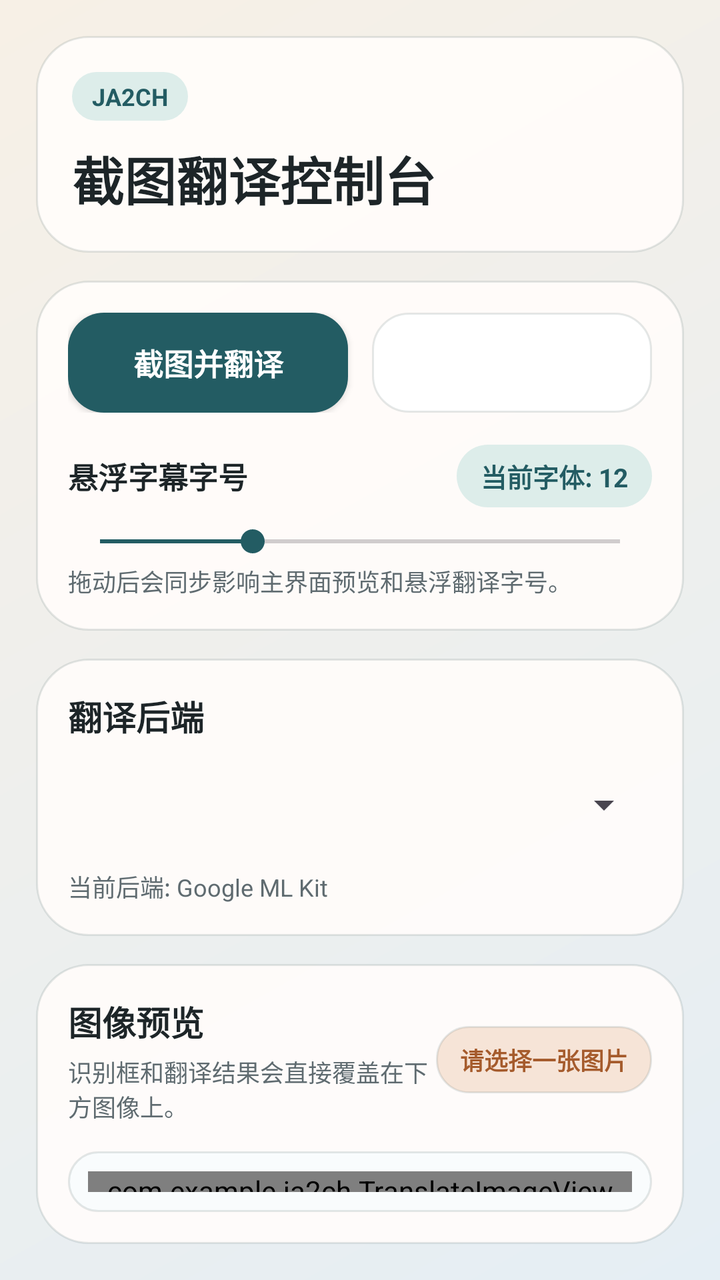
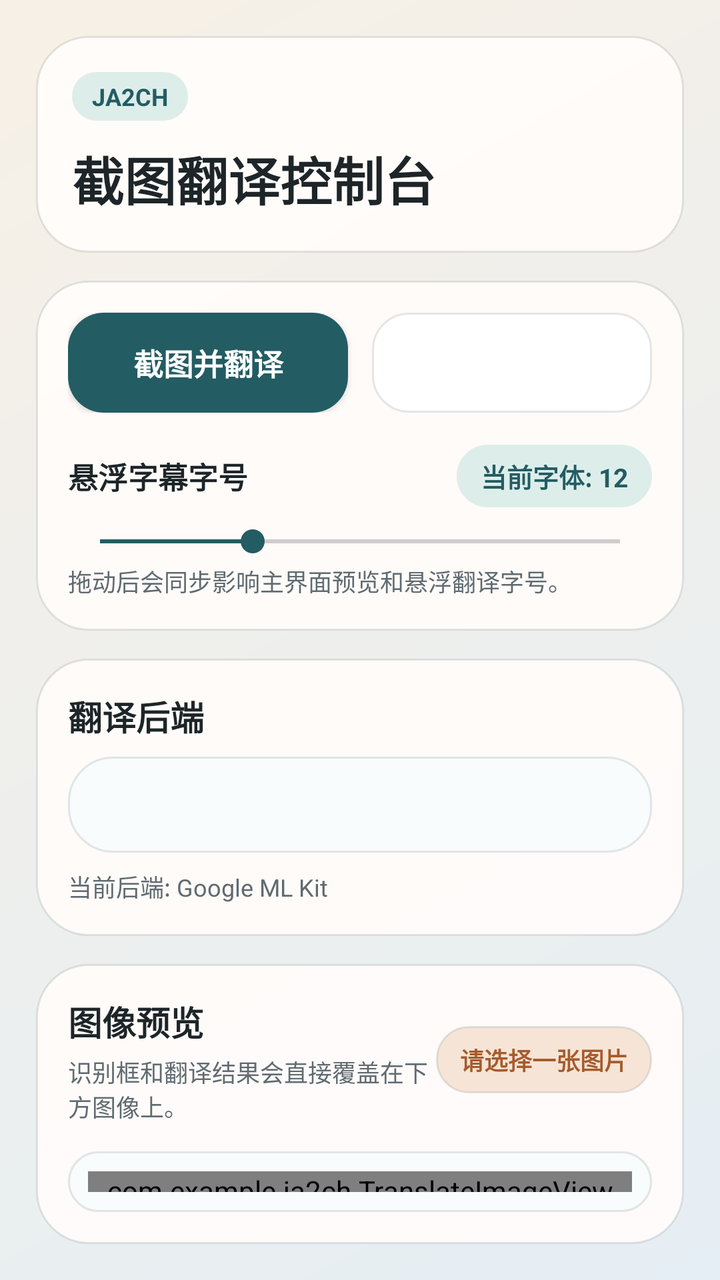

Screens rendered from an Android XML layout before and after an edit, with the pre-edit source and the edit as a unified diff.
<!-- AndroidManifest.xml: application theme Theme.JA2CH -->
<!-- res/layout/activity_main.xml -->
<?xml version="1.0" encoding="utf-8"?>
<LinearLayout xmlns:android="http://schemas.android.com/apk/res/android"
    android:id="@+id/rootLayout"
    android:layout_width="match_parent"
    android:layout_height="match_parent"
    android:background="@drawable/bg_activity_main"
    android:fitsSystemWindows="true"
    android:orientation="vertical"
    android:paddingStart="18dp"
    android:paddingTop="18dp"
    android:paddingEnd="18dp"
    android:paddingBottom="18dp">

    <LinearLayout
        android:id="@+id/topBar"
        android:layout_width="match_parent"
        android:layout_height="wrap_content"
        android:background="@drawable/bg_panel_card"
        android:elevation="2dp"
        android:orientation="vertical"
        android:padding="18dp">

        <TextView
            android:layout_width="wrap_content"
            android:layout_height="wrap_content"
            android:background="@drawable/bg_inline_chip"
            android:paddingStart="10dp"
            android:paddingTop="4dp"
            android:paddingEnd="10dp"
            android:paddingBottom="4dp"
            android:text="JA2CH"
            android:textColor="@color/brand_primary"
            android:textSize="12sp"
            android:textStyle="bold" />

        <TextView
            android:layout_width="match_parent"
            android:layout_height="wrap_content"
            android:layout_marginTop="10dp"
            android:text="截图翻译控制台"
            android:textColor="@color/ink_strong"
            android:textSize="26sp"
            android:textStyle="bold" />









    </LinearLayout>

    <LinearLayout
        android:layout_width="match_parent"
        android:layout_height="wrap_content"
        android:layout_marginTop="14dp"
        android:background="@drawable/bg_panel_card"
        android:elevation="2dp"
        android:orientation="vertical"
        android:padding="16dp">

        <LinearLayout
            android:layout_width="match_parent"
            android:layout_height="wrap_content"
            android:orientation="horizontal">

            <Button
                android:id="@+id/button"
                android:layout_width="0dp"
                android:layout_height="50dp"
                android:layout_weight="1"
                android:background="@drawable/bg_button_primary"
                android:text="截图并翻译"
                android:textAllCaps="false"
                android:textColor="@color/white"
                android:textSize="15sp"
                android:textStyle="bold" />

            <Space
                android:layout_width="12dp"
                android:layout_height="1dp" />

            <Button
                android:id="@+id/button2"
                android:layout_width="0dp"
                android:layout_height="50dp"
                android:layout_weight="1"
                android:background="@drawable/bg_button_secondary"
                android:backgroundTint="@null"
                android:text="开启悬浮窗"
                android:textAllCaps="false"
                android:textColor="@color/white"
                android:textSize="15sp"
                android:textStyle="bold" />

        </LinearLayout>

        <LinearLayout
            android:layout_width="match_parent"
            android:layout_height="wrap_content"
            android:layout_marginTop="16dp"
            android:gravity="center_vertical"
            android:orientation="horizontal">

            <TextView
                android:layout_width="0dp"
                android:layout_height="wrap_content"
                android:layout_weight="1"
                android:text="悬浮字幕字号"
                android:textColor="@color/ink_strong"
                android:textSize="15sp"
                android:textStyle="bold" />

            <TextView
                android:id="@+id/textView2"
                android:layout_width="wrap_content"
                android:layout_height="wrap_content"
                android:background="@drawable/bg_inline_chip"
                android:paddingStart="12dp"
                android:paddingTop="6dp"
                android:paddingEnd="12dp"
                android:paddingBottom="6dp"
                android:text="当前字体: 12"
                android:textColor="@color/brand_primary"
                android:textSize="13sp"
                android:textStyle="bold" />
        </LinearLayout>

        <SeekBar
            android:id="@+id/seekBar"
            android:layout_width="match_parent"
            android:layout_height="wrap_content"
            android:layout_marginTop="8dp"
            android:max="40"
            android:min="6"
            android:progress="16"
            android:progressTint="@color/brand_primary"
            android:thumbTint="@color/brand_primary" />

        <TextView
            android:layout_width="match_parent"
            android:layout_height="wrap_content"
            android:layout_marginTop="2dp"
            android:text="拖动后会同步影响主界面预览和悬浮翻译字号。"
            android:textColor="@color/ink_muted"
            android:textSize="12sp" />
    </LinearLayout>

    <LinearLayout
        android:layout_width="match_parent"
        android:layout_height="wrap_content"
        android:layout_marginTop="14dp"
        android:background="@drawable/bg_panel_card"
        android:elevation="2dp"
        android:orientation="vertical"
        android:padding="16dp">

        <TextView
            android:layout_width="match_parent"
            android:layout_height="wrap_content"
            android:text="翻译后端"
            android:textColor="@color/ink_strong"
            android:textSize="17sp"
            android:textStyle="bold" />

        <Spinner
            android:id="@+id/spinner"
            android:layout_width="match_parent"
            android:layout_height="48dp"
            android:layout_marginTop="8dp" />

        <TextView
            android:id="@+id/textView3"
            android:layout_width="match_parent"
            android:layout_height="wrap_content"
            android:layout_marginTop="8dp"
            android:text="当前后端: Google ML Kit"
            android:textColor="@color/ink_muted"
            android:textSize="12sp" />
    </LinearLayout>

    <LinearLayout
        android:layout_width="match_parent"
        android:layout_height="0dp"
        android:layout_marginTop="14dp"
        android:layout_weight="1"
        android:background="@drawable/bg_panel_card"
        android:elevation="2dp"
        android:orientation="vertical"
        android:padding="16dp">

        <LinearLayout
            android:layout_width="match_parent"
            android:layout_height="wrap_content"
            android:gravity="center_vertical"
            android:orientation="horizontal">

            <LinearLayout
                android:layout_width="0dp"
                android:layout_height="wrap_content"
                android:layout_weight="1"
                android:orientation="vertical">

                <TextView
                    android:layout_width="wrap_content"
                    android:layout_height="wrap_content"
                    android:text="图像预览"
                    android:textColor="@color/ink_strong"
                    android:textSize="17sp"
                    android:textStyle="bold" />

                <TextView
                    android:layout_width="wrap_content"
                    android:layout_height="wrap_content"
                    android:layout_marginTop="4dp"
                    android:text="识别框和翻译结果会直接覆盖在下方图像上。"
                    android:textColor="@color/ink_muted"
                    android:textSize="12sp" />
            </LinearLayout>

            <TextView
                android:id="@+id/textView"
                android:layout_width="wrap_content"
                android:layout_height="wrap_content"
                android:background="@drawable/bg_status_badge"
                android:paddingStart="12dp"
                android:paddingTop="8dp"
                android:paddingEnd="12dp"
                android:paddingBottom="8dp"
                android:text="请选择一张图片"
                android:textColor="@color/brand_secondary"
                android:textSize="12sp"
                android:textStyle="bold" />
        </LinearLayout>

        <FrameLayout
            android:layout_width="match_parent"
            android:layout_height="0dp"
            android:layout_marginTop="14dp"
            android:layout_weight="1"
            android:background="@drawable/bg_preview_frame"
            android:padding="10dp">

            <com.example.ja2ch.TranslateImageView
                android:id="@+id/img_view"
                android:layout_width="match_parent"
                android:layout_height="match_parent" />
        </FrameLayout>
    </LinearLayout>

</LinearLayout>
<!-- resources referenced by this layout -->
<resources>
  <color name="brand_primary">#235C63</color>
  <color name="brand_secondary">#A55B2C</color>
  <color name="ink_muted">#5F6B70</color>
  <color name="ink_strong">#1D2528</color>
  <color name="white">#FFFFFFFF</color>
  <!-- drawable bg_activity_main (drawable) -->
  <?xml version="1.0" encoding="utf-8"?>
  <shape xmlns:android="http://schemas.android.com/apk/res/android"
      android:shape="rectangle">
      <gradient
          android:angle="315"
          android:endColor="@color/canvas_cool"
          android:startColor="@color/canvas_warm" />
  </shape>
  <!-- drawable bg_button_primary (drawable) -->
  <?xml version="1.0" encoding="utf-8"?>
  <shape xmlns:android="http://schemas.android.com/apk/res/android"
      android:shape="rectangle">
      <solid android:color="@color/brand_primary" />
      <corners android:radius="18dp" />
  </shape>
  <!-- drawable bg_button_secondary (drawable) -->
  <?xml version="1.0" encoding="utf-8"?>
  <shape xmlns:android="http://schemas.android.com/apk/res/android"
      android:shape="rectangle">
      <solid android:color="@color/white" />
      <corners android:radius="18dp" />
      <stroke
          android:width="1dp"
          android:color="@color/panel_stroke" />
  </shape>
  <!-- drawable bg_inline_chip (drawable) -->
  <?xml version="1.0" encoding="utf-8"?>
  <shape xmlns:android="http://schemas.android.com/apk/res/android"
      android:shape="rectangle">
      <solid android:color="@color/brand_primary_soft" />
      <corners android:radius="999dp" />
  </shape>
  <!-- drawable bg_panel_card (drawable) -->
  <?xml version="1.0" encoding="utf-8"?>
  <shape xmlns:android="http://schemas.android.com/apk/res/android"
      android:shape="rectangle">
      <solid android:color="@color/surface_panel" />
      <corners android:radius="26dp" />
      <stroke
          android:width="1dp"
          android:color="@color/panel_stroke" />
  </shape>
  <!-- drawable bg_preview_frame (drawable) -->
  <?xml version="1.0" encoding="utf-8"?>
  <shape xmlns:android="http://schemas.android.com/apk/res/android"
      android:shape="rectangle">
      <solid android:color="@color/preview_surface" />
      <corners android:radius="22dp" />
      <stroke
          android:width="1dp"
          android:color="@color/panel_stroke" />
  </shape>
  <!-- drawable bg_status_badge (drawable) -->
  <?xml version="1.0" encoding="utf-8"?>
  <shape xmlns:android="http://schemas.android.com/apk/res/android"
      android:shape="rectangle">
      <solid android:color="@color/brand_secondary_soft" />
      <corners android:radius="16dp" />
      <stroke
          android:width="1dp"
          android:color="@color/panel_stroke" />
  </shape>
  <style name="Theme.JA2CH" parent="Base.Theme.JA2CH" />
  <color name="canvas_cool">#FFE5EEF4</color>
  <color name="canvas_warm">#FFF7F0E6</color>
  <color name="panel_stroke">#1F264147</color>
  <color name="brand_primary_soft">#DDEDEA</color>
  <color name="surface_panel">#F7FFFCFA</color>
  <color name="preview_surface">#FFF9FCFD</color>
  <color name="brand_secondary_soft">#F6E4D7</color>
  <style name="Base.Theme.JA2CH" parent="Theme.Material3.DayNight.NoActionBar">
          <item name="colorPrimary">@color/brand_primary</item>
          <item name="colorSecondary">@color/brand_secondary</item>
          <item name="colorSurface">@color/surface_panel</item>
          <item name="android:statusBarColor">@android:color/transparent</item>
          <item name="android:navigationBarColor">@android:color/transparent</item>
      </style>
</resources>

<!-- the commit's change to res/layout/activity_main.xml (unified diff, before → after) -->
@@ -169,7 +169,11 @@
             android:id="@+id/spinner"
             android:layout_width="match_parent"
             android:layout_height="48dp"
-            android:layout_marginTop="8dp" />
+            android:layout_marginTop="8dp"
+            android:background="@drawable/bg_preview_frame"
+            android:paddingStart="12dp"
+            android:paddingEnd="12dp"
+            android:popupBackground="@drawable/shape_for_custom_spinner" />
 
         <TextView
             android:id="@+id/textView3"
<!-- resource entries referenced after the edit -->
@@ -68,6 +68,15 @@
           android:width="1dp"
           android:color="@color/panel_stroke" />
   </shape>
+  <!-- drawable shape_for_custom_spinner (drawable) -->
+  <?xml version="1.0" encoding="utf-8"?>
+  <shape xmlns:android="http://schemas.android.com/apk/res/android">
+      
+      <solid android:color="@color/white"/>
+  
+      
+      <corners android:radius="12dp" />
+  </shape>
   <style name="Theme.JA2CH" parent="Base.Theme.JA2CH" />
   <color name="canvas_cool">#FFE5EEF4</color>
   <color name="canvas_warm">#FFF7F0E6</color>
